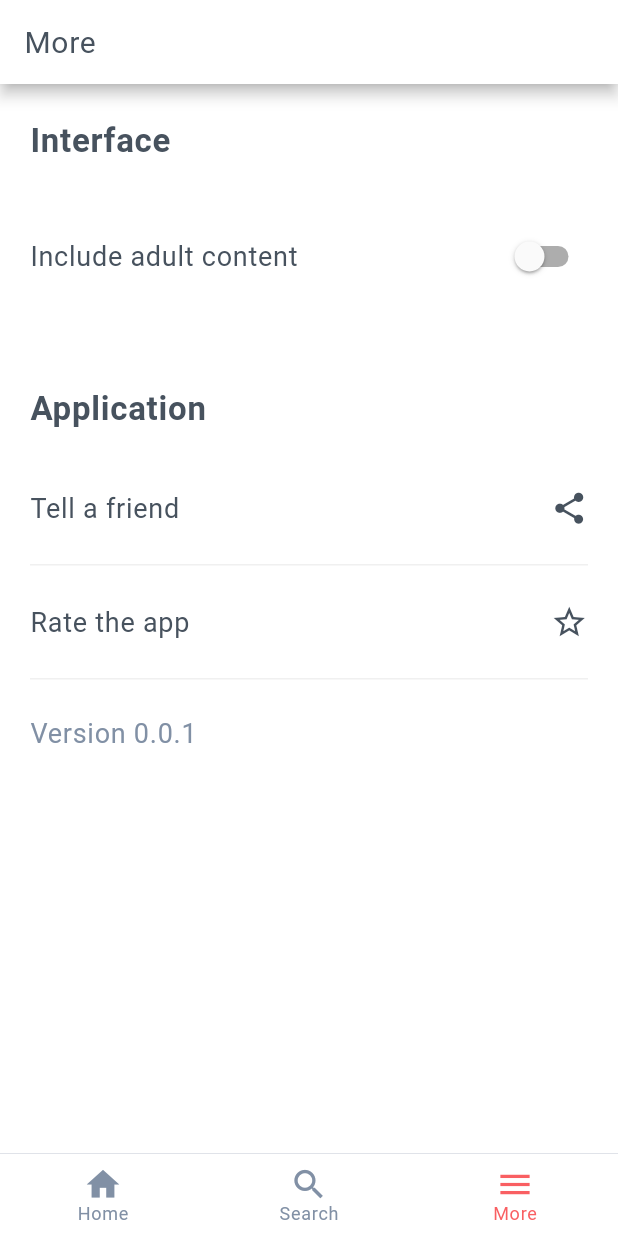
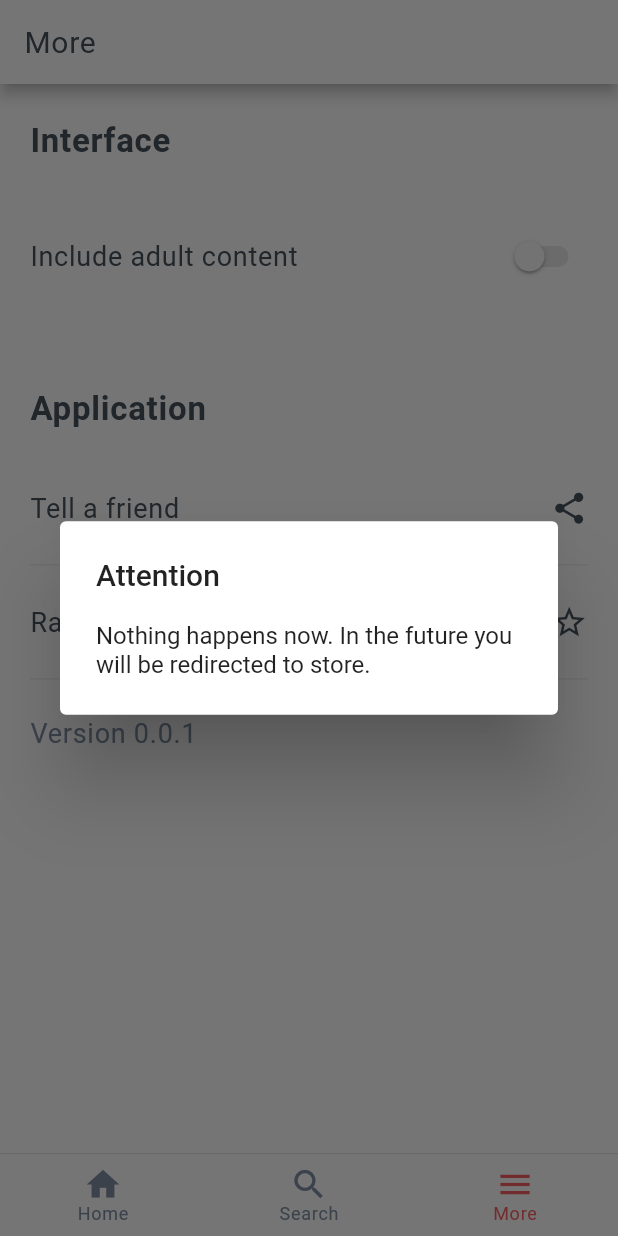
Before and after one commit to rafaelzorn/cinephile_flutter, a Flutter app: the screen it shows after launch, item 3 of the bottom bar chosen, after a tap on the "star border" icon, on a phone screen of 412 x 824 dp. Run offline on Flutter 3.47's test engine with Material 2 defaults, Android fonts, the phone set to English and light mode, and no system bars; our stand-ins replace dio, flutter_dotenv, share, transparent_image; network calls fail.

Commit message:
Screen search and configuration

```diff
--- a/lib/app.dart
+++ b/lib/app.dart
@@ -15,7 +15,7 @@ class _AppState extends State<App> {
   // state
   int indexStack = 0;
 
-  void _handleIndexStack(index) {
+  void _handleIndexStack({int index}) {
     setState(() {
       indexStack = index;
     });
@@ -33,7 +33,7 @@ class _AppState extends State<App> {
         ],
       ),
       bottomNavigationBar: CfBottomNavigationBar(
-        handleIndexStack: _handleIndexStack,
+        handleIndexStack: (index) => _handleIndexStack(index: index),
         currentIndex: indexStack,
       ),
     );
--- a/lib/main.dart
+++ b/lib/main.dart
@@ -8,6 +8,8 @@ import 'package:cinephile_flutter/app.dart';
 import 'package:cinephile_flutter/resources/colors.dart';
 import 'package:cinephile_flutter/resources/themes.dart';
 import 'package:cinephile_flutter/resources/strings.dart';
+import 'package:cinephile_flutter/services/navigation.dart';
+import 'package:cinephile_flutter/routes.dart';
 
 Future main() async {
   await DotEnv().load('.env');
@@ -26,7 +28,9 @@ class Main extends StatelessWidget {
       debugShowCheckedModeBanner: true,
       title: CfStrings.APP_NAME,
       theme: CfThemes.primary,
+      routes: routes(context),
       home: App(),
+      navigatorKey: NavigationService().navigatorKey,
     );
   }
 }
--- a/lib/resources/colors.dart
+++ b/lib/resources/colors.dart
@@ -8,6 +8,7 @@ class CfColors {
   static const Color DARK_GRAY = Color(0XFFA1A1A4);
   static const Color BLUE = Color(0XFF8190A5);
   static const Color DARK_BLUE = Color(0XFF47525E);
+  static const Color CYAN = Color(0XFF00838F);
   static const Color PINK = Color(0XFFF95F62);
   static const Color LIGHT_RED = Color(0XFFFF7F7F);
   static const Color LIGHT_YELLOW = Color(0XFFEAB079);
--- a/lib/resources/strings.dart
+++ b/lib/resources/strings.dart
@@ -16,4 +16,7 @@ class CfStrings {
   static const TELL_A_FRIEND = 'Tell a friend';
   static const RATE_THE_APP = 'Rate the app';
   static const VERSION = 'Version';
+  static const TITLE_SHARE_CONFIGURATION = 'Learn all about movies and series';
+  static const ATTENTION = 'Attention';
+  static const CONTENT_RATING_CONFIGURATION = 'Nothing happens now. In the future you will be redirected to store.';
 }
--- /dev/null
+++ b/lib/resources/type-request.dart
@@ -0,0 +1,4 @@
+class CfTypeRequest {
+  static const String SEARCH = 'search';
+  static const String DISCOVER = 'discover';
+}
--- /dev/null
+++ b/lib/routes.dart
@@ -0,0 +1,12 @@
+import 'package:flutter/material.dart';
+
+// Cf
+import 'package:cinephile_flutter/screens/movies/movies.dart';
+
+Map<String, WidgetBuilder> routes(context) => ({
+      MoviesScreen.route: (context) {
+        final Map arguments = ModalRoute.of(context).settings.arguments;
+
+        return MoviesScreen(arguments: arguments);
+      },
+    });
--- a/lib/screens/configuration/configuration.dart
+++ b/lib/screens/configuration/configuration.dart
@@ -5,23 +5,28 @@ import 'package:cinephile_flutter/resources/strings.dart';
 import 'package:cinephile_flutter/resources/colors.dart';
 import 'package:cinephile_flutter/widgets/switch.dart';
 import 'package:cinephile_flutter/widgets/alert-dialog.dart';
+import 'package:cinephile_flutter/widgets/share.dart';
+import 'package:cinephile_flutter/services/navigation.dart';
 
 class ConfigurationScreen extends StatelessWidget {
+  static final currentContext = NavigationService().navigatorKey.currentContext;
+
   void _handleShare() {
-    print('Share');
+    CfShareWidget.share(title: '${CfStrings.TITLE_SHARE_CONFIGURATION} \u{1F37F}');
   }
 
   void _handleRating() {
-    CfAlertDialogWidget();
+    CfAlertDialogWidget.alertDialog(
+        context: currentContext,
+        title: CfStrings.ATTENTION,
+        content: CfStrings.CONTENT_RATING_CONFIGURATION);
   }
 
   void _handleChangeAdultContent() {}
 
-  Widget _renderSectionTitle(String title) {
+  Widget _renderSectionTitle({String title}) {
     return Container(
-      margin: EdgeInsets.only(
-        bottom: 15,
-      ),
+      margin: EdgeInsets.only(bottom: 15),
       child: Text(
         title,
         style: TextStyle(
@@ -35,13 +40,11 @@ class ConfigurationScreen extends StatelessWidget {
 
   Widget _renderSectionInterface() {
     return Container(
-      margin: EdgeInsets.only(
-        bottom: 40,
-      ),
+      margin: EdgeInsets.only(bottom: 40),
       child: Column(
         crossAxisAlignment: CrossAxisAlignment.start,
-        children: [
-          _renderSectionTitle(CfStrings.INTERFACE),
+        children: <Widget>[
+          _renderSectionTitle(title: CfStrings.INTERFACE),
           Container(
             padding: EdgeInsets.symmetric(
               vertical: 25,
@@ -50,7 +53,7 @@ class ConfigurationScreen extends StatelessWidget {
             child: Row(
               mainAxisAlignment: MainAxisAlignment.spaceBetween,
               mainAxisSize: MainAxisSize.max,
-              children: [
+              children: <Widget>[
                 Text(CfStrings.INCLUDE_ADULT_CONTENT,
                     style: TextStyle(
                       fontSize: 18,
@@ -65,8 +68,8 @@ class ConfigurationScreen extends StatelessWidget {
     );
   }
 
-  Widget _renderItemApplication(
-    String title, {
+  Widget _renderItemApplication({
+    String title,
     bool hasBorder = true,
     colorText = CfColors.DARK_BLUE,
     Function onPress,
@@ -88,7 +91,7 @@ class ConfigurationScreen extends StatelessWidget {
       child: Row(
         mainAxisAlignment: MainAxisAlignment.spaceBetween,
         mainAxisSize: MainAxisSize.max,
-        children: [
+        children: <Widget>[
           Text(
             title,
             style: TextStyle(
@@ -116,20 +119,20 @@ class ConfigurationScreen extends StatelessWidget {
   Widget _renderSectionApplication() {
     return Column(
       crossAxisAlignment: CrossAxisAlignment.start,
-      children: [
-        _renderSectionTitle(CfStrings.APPLICATION),
+      children: <Widget>[
+        _renderSectionTitle(title: CfStrings.APPLICATION),
         _renderItemApplication(
-          CfStrings.TELL_A_FRIEND,
+          title: CfStrings.TELL_A_FRIEND,
           onPress: _handleShare,
           icon: Icons.share,
         ),
         _renderItemApplication(
-          CfStrings.RATE_THE_APP,
+          title: CfStrings.RATE_THE_APP,
           onPress: _handleRating,
           icon: Icons.star_border,
         ),
         _renderItemApplication(
-          '${CfStrings.VERSION} 0.0.1',
+          title: '${CfStrings.VERSION} 0.0.1',
           hasBorder: false,
           colorText: CfColors.BLUE,
         ),
@@ -141,7 +144,7 @@ class ConfigurationScreen extends StatelessWidget {
     return SingleChildScrollView(
       padding: EdgeInsets.fromLTRB(20, 25, 20, 20),
       child: Column(
-        children: [
+        children: <Widget>[
           _renderSectionInterface(),
           _renderSectionApplication(),
         ],
--- a/lib/screens/movies/movies.dart
+++ b/lib/screens/movies/movies.dart
@@ -4,6 +4,7 @@ import 'package:flutter/material.dart';
 
 // Cf
 import 'package:cinephile_flutter/resources/strings.dart';
+import 'package:cinephile_flutter/resources/type-request.dart';
 import 'package:cinephile_flutter/services/api.dart';
 import 'package:cinephile_flutter/widgets/spinner.dart';
 import 'package:cinephile_flutter/widgets/notification.dart';
@@ -13,12 +14,27 @@ import 'package:cinephile_flutter/resources/colors.dart';
 import 'package:cinephile_flutter/utils/date.dart';
 
 class MoviesScreen extends StatefulWidget {
+  // Route
+  static String route = '/movies';
+
+  final Map arguments;
+
+  MoviesScreen({
+    this.arguments = const {
+      'id': null,
+      'name': null,
+      'typeRequest': CfTypeRequest.DISCOVER
+    },
+  });
+
   @override
-  _MoviesScreenState createState() => _MoviesScreenState();
+  _MoviesScreenState createState() => _MoviesScreenState(this.arguments);
 }
 
 class _MoviesScreenState extends State<MoviesScreen> {
   static final _api = ApiService.getInstance();
+
+  final Map arguments;
 
   // state
   List<MovieModel> movies = [];
@@ -29,11 +45,31 @@ class _MoviesScreenState extends State<MoviesScreen> {
   int page = 1;
   int totalPages = 0;
 
+  _MoviesScreenState(this.arguments);
+
   @override
   void initState() {
     super.initState();
 
     _getMovies();
+  }
+
+  Map<String, dynamic> _getQueryRequest() {
+    Map<String, dynamic> params = {
+      'page': page.toString(),
+      'with_release_type': '1|2|3|4|5|6|7',
+      'release_date.lte': DateUtils.currentDate(),
+    };
+
+    if (this.arguments['typeRequest'] == CfTypeRequest.DISCOVER) {
+      params.addAll(this.arguments['id'] != null ? { 'with_genres': this.arguments['id'] } : {});
+    }
+
+    if (this.arguments['typeRequest'] == CfTypeRequest.SEARCH) {
+      params.addAll({ 'query': this.arguments['name'].trim() });
+    }
+
+    return params;
   }
 
   void _getMovies() async {
@@ -42,11 +78,8 @@ class _MoviesScreenState extends State<MoviesScreen> {
     });
 
     try {
-      Response response = await _api.get('discover/movie', queryParameters: {
-        'page': page.toString(),
-        'with_release_type': '1|2|3|4|5|6|7',
-        'release_date.lte': DateUtils.currentDate(),
-      });
+      Response response =
+          await _api.get('${this.arguments['typeRequest']}/movie', queryParameters: _getQueryRequest());
 
       final moviesFromApi = JsonDecoder().convert(response.toString());
 
@@ -98,7 +131,7 @@ class _MoviesScreenState extends State<MoviesScreen> {
     _getMovies();
   }
 
-  Widget _renderMovie(BuildContext context, int index) {
+  Widget _renderMovie({BuildContext context, int index}) {
     if (index == movies.length) {
       return _renderFooter();
     }
@@ -140,6 +173,25 @@ class _MoviesScreenState extends State<MoviesScreen> {
     );
   }
 
+  Widget _renderHeaderTitle() {
+    if (this.arguments['name'] != null) {
+      return Text(this.arguments['name']);
+    }
+
+    return Text(CfStrings.HOME);
+  }
+
+  Widget _renderHeaderIcon() {
+    if (this.arguments['typeRequest'] == CfTypeRequest.DISCOVER) {
+      return IconButton(
+        icon: Icon(Icons.filter_list),
+        onPressed: () {},
+      );
+    }
+
+    return Container();
+  }
+
   Widget _renderContent() {
     if (isLoading && !isLoadingMore && !isRefresh) {
       return Center(
@@ -176,7 +228,10 @@ class _MoviesScreenState extends State<MoviesScreen> {
         Expanded(
           child: RefreshIndicator(
             child: ListView.builder(
-              itemBuilder: _renderMovie,
+              itemBuilder: (context, index) => _renderMovie(
+                context: context,
+                index: index,
+              ),
               itemCount: movies.length + 1,
             ),
             onRefresh: _handleRefreshMovies,
@@ -190,12 +245,9 @@ class _MoviesScreenState extends State<MoviesScreen> {
   Widget build(BuildContext context) {
     return Scaffold(
       appBar: AppBar(
-        title: Text(CfStrings.HOME),
+        title: _renderHeaderTitle(),
         actions: <Widget>[
-          IconButton(
-            icon: Icon(Icons.filter_list),
-            onPressed: () {},
-          ),
+          _renderHeaderIcon(),
         ],
       ),
       body: _renderContent(),
--- a/lib/screens/movies/widgets/movie/movie.dart
+++ b/lib/screens/movies/widgets/movie/movie.dart
@@ -56,12 +56,12 @@ class MovieWidget extends StatelessWidget {
         Container(
           margin: EdgeInsets.symmetric(vertical: 3, horizontal: 0),
           child: Text(
-            '${DateUtils.convertToYear(movie.releaseDate)} | ${CfLanguages.LANGUAGES[movie.originalLanguage]}',
+            '${DateUtils.convertToYear(date: movie.releaseDate)} | ${CfLanguages.LANGUAGES[movie.originalLanguage]}',
             style: TextStyle(fontSize: 15, color: CfColors.BLUE),
           ),
         ),
         Text(
-          '${GenreUtils.getGenresById(movie.genreIds)}',
+          '${GenreUtils.getGenresById(ids: movie.genreIds)}',
           style: TextStyle(fontSize: 15, color: CfColors.BLUE),
         ),
       ],
--- /dev/null
+++ b/lib/services/navigation.dart
@@ -0,0 +1,16 @@
+import 'package:flutter/material.dart';
+
+class NavigationService {
+  static final NavigationService _service = NavigationService._internal();
+  final GlobalKey<NavigatorState> navigatorKey = GlobalKey<NavigatorState>();
+
+  factory NavigationService() {
+    return _service;
+  }
+
+  NavigationService._internal();
+
+  Future<dynamic> navigateTo(String routeName, {dynamic arguments}) {
+    return navigatorKey.currentState.pushNamed(routeName, arguments: arguments);
+  }
+}
--- a/lib/utils/date.dart
+++ b/lib/utils/date.dart
@@ -5,7 +5,7 @@ class DateUtils {
     return DateFormat('yyyy-MM-dd').format(DateTime.now());
   }
 
-  static String convertToYear(date) {
+  static String convertToYear({String date}) {
     return DateFormat('yyyy').format(DateTime.parse(date));
   }
 }
--- a/lib/widgets/alert-dialog.dart
+++ b/lib/widgets/alert-dialog.dart
@@ -1,9 +1,13 @@
 import 'package:flutter/material.dart';
 
-class CfAlertDialogWidget extends StatelessWidget {
+class CfAlertDialogWidget {
+  static void alertDialog(
+      {BuildContext context, String title, String content}) {
 
-  @override
-  Widget build(BuildContext context) {
-
+    showDialog(
+        context: context,
+        builder: (_) {
+          return AlertDialog(title: Text(title), content: Text(content));
+        });
   }
 }
--- a/lib/widgets/bottom-navigation-bar.dart
+++ b/lib/widgets/bottom-navigation-bar.dart
@@ -13,7 +13,7 @@ class CfBottomNavigationBar extends StatelessWidget {
     @required this.currentIndex,
   });
 
-  _renderBottomNavigationBarItem(IconData icon, String title) {
+  _renderBottomNavigationBarItem({IconData icon, String title}) {
     return BottomNavigationBarItem(
       icon: Icon(icon),
       label: title,
@@ -26,7 +26,9 @@ class CfBottomNavigationBar extends StatelessWidget {
       height: 55,
       decoration: BoxDecoration(
         boxShadow: [
-          BoxShadow(color: CfColors.BLUE),
+          BoxShadow(
+            color: CfColors.BLUE,
+          ),
         ],
       ),
       child: BottomNavigationBar(
@@ -41,9 +43,9 @@ class CfBottomNavigationBar extends StatelessWidget {
           this.handleIndexStack(index);
         },
         items: [
-          _renderBottomNavigationBarItem(Icons.home, CfStrings.HOME),
-          _renderBottomNavigationBarItem(Icons.search, CfStrings.SEARCH),
-          _renderBottomNavigationBarItem(Icons.menu, CfStrings.MORE),
+          _renderBottomNavigationBarItem(icon: Icons.home, title: CfStrings.HOME),
+          _renderBottomNavigationBarItem(icon: Icons.search, title: CfStrings.SEARCH),
+          _renderBottomNavigationBarItem(icon: Icons.menu, title: CfStrings.MORE),
         ],
       ),
     );
--- /dev/null
+++ b/lib/widgets/share.dart
@@ -0,0 +1,7 @@
+import 'package:share/share.dart';
+
+class CfShareWidget {
+  static void share({String title}) {
+    Share.share(title);
+  }
+}
--- a/lib/widgets/switch.dart
+++ b/lib/widgets/switch.dart
@@ -1,11 +1,27 @@
 import 'package:flutter/material.dart';
 
+// Cf
+import 'package:cinephile_flutter/resources/colors.dart';
+
 class CfSwitchWidget extends StatelessWidget {
+  final Color activeTrackColor;
+  final Color inactiveTrackColor;
+  final Color activeColor;
+
+  CfSwitchWidget({
+    this.activeTrackColor = CfColors.DARK_BLUE,
+    this.inactiveTrackColor = CfColors.GRAY,
+    this.activeColor = CfColors.CYAN
+  });
+
   @override
   Widget build(BuildContext context) {
     return Switch(
+      activeTrackColor: this.activeTrackColor,
+      inactiveTrackColor:this.inactiveTrackColor,
+      activeColor: this.activeColor,
       value: false,
-      onChanged: (bool check) {
+      onChanged: (check) {
         print(check);
       },
     );
--- a/pubspec.yaml
+++ b/pubspec.yaml
@@ -27,6 +27,7 @@ dependencies:
   flutter_dotenv: ^2.1.0
   transparent_image: ^1.0.0
   intl: ^0.16.1
+  share: '^0.6.5'
 
 dev_dependencies:
   flutter_test:
```
Also changed, not shown: lib/screens/search/search.dart (+15 -5 lines), lib/screens/search/widgets/input-search.dart (+7 -1 lines), lib/utils/genre.dart (+4 -4 lines), lib/widgets/notification.dart (+14 -4 lines), pubspec.lock.
